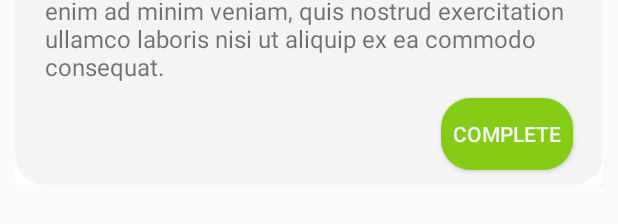
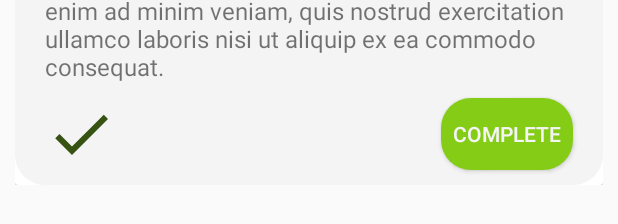
Before and after one commit to AleksaMilojkovic17252/MOSISProjAleMat, an Android app: the layout row_trip_activities.xml on its own in the app's theme, with its tools: preview values and no code run, on a phone screen of 412 x 824 dp. Shown: the part 222-446 px from the top of the screen. Run offline under Robolectric (Android 15) with nearby library versions, the phone set to English and light mode, and no system bars.

Commit message:
Dodato zavrsavanje acitivty-a

```diff
--- a/CampingApp/app/src/main/java/elfak/mosis/campingapp/fragments/FragmentHome.kt
+++ b/CampingApp/app/src/main/java/elfak/mosis/campingapp/fragments/FragmentHome.kt
@@ -85,7 +85,7 @@ class FragmentHome : Fragment(), AdapterAllTrips.Koriscenje
                     )
                     sharedViewModel.tripovi.add(trip)
                 }
-                sharedViewModel.tripovi.sortByDescending { x -> x.endDate }
+                sharedViewModel.tripovi.sortByDescending { x -> x.startDate }
                 val validTrips = sharedViewModel.tripovi.filter { trip-> trip.endDate > Date() }.toCollection(ArrayList())
                 val adapter: AdapterAllTrips = AdapterAllTrips(requireContext(),validTrips,this)
                 recycler = binding.showTrips
--- a/CampingApp/app/src/main/java/elfak/mosis/campingapp/sharedViews/SharedViewTrip.kt
+++ b/CampingApp/app/src/main/java/elfak/mosis/campingapp/sharedViews/SharedViewTrip.kt
@@ -30,4 +30,5 @@ class SharedViewTrip : ViewModel()
     var memories: MutableList<String> = mutableListOf()
     var selectedUser: MutableLiveData<User> = MutableLiveData()
     var dataPictureChanged: MutableLiveData<Boolean> = MutableLiveData(false)
+    var ucitaniSviKorisnici: MutableLiveData<Boolean> = MutableLiveData(false)
 }
--- a/CampingApp/app/src/main/res/layout/row_trip_activities.xml
+++ b/CampingApp/app/src/main/res/layout/row_trip_activities.xml
@@ -64,6 +64,18 @@
                 android:layout_marginBottom="10dp"
                 android:layout_marginEnd="20dp"/>
 
+            <ImageView
+                android:id="@+id/completed"
+                android:layout_width="48dp"
+                android:layout_height="48dp"
+                android:src="@drawable/ic_baseline_check_24_enabled"
+                app:layout_constraintTop_toBottomOf="@id/opis"
+                app:layout_constraintStart_toStartOf="parent"
+                app:layout_constraintBottom_toBottomOf="parent"
+                android:layout_marginTop="10dp"
+                android:layout_marginBottom="10dp"
+                android:layout_marginStart="20dp"/>
+
 
 
         </androidx.constraintlayout.widget.ConstraintLayout>
```
Also changed, not shown: CampingApp/app/src/main/java/elfak/mosis/campingapp/activities/ActivityTrip.kt (+9 -2 lines), CampingApp/app/src/main/java/elfak/mosis/campingapp/adapters/AdapterAllActivities.kt (+14 -2 lines), CampingApp/app/src/main/java/elfak/mosis/campingapp/fragments/FragmentActivities.kt (+15 -2 lines).
